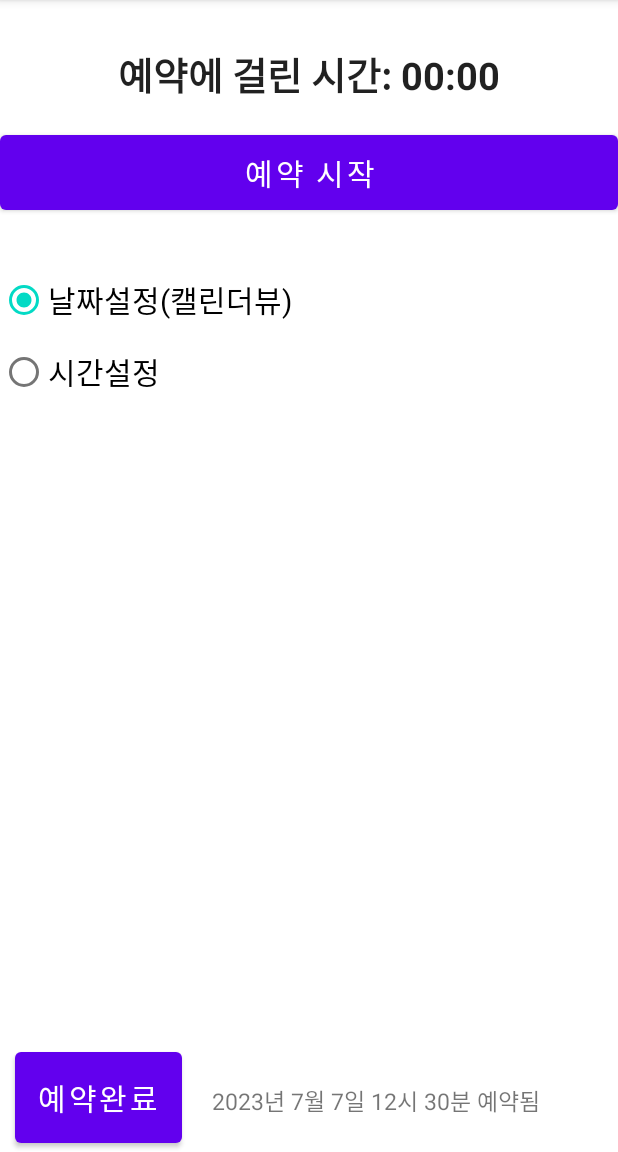
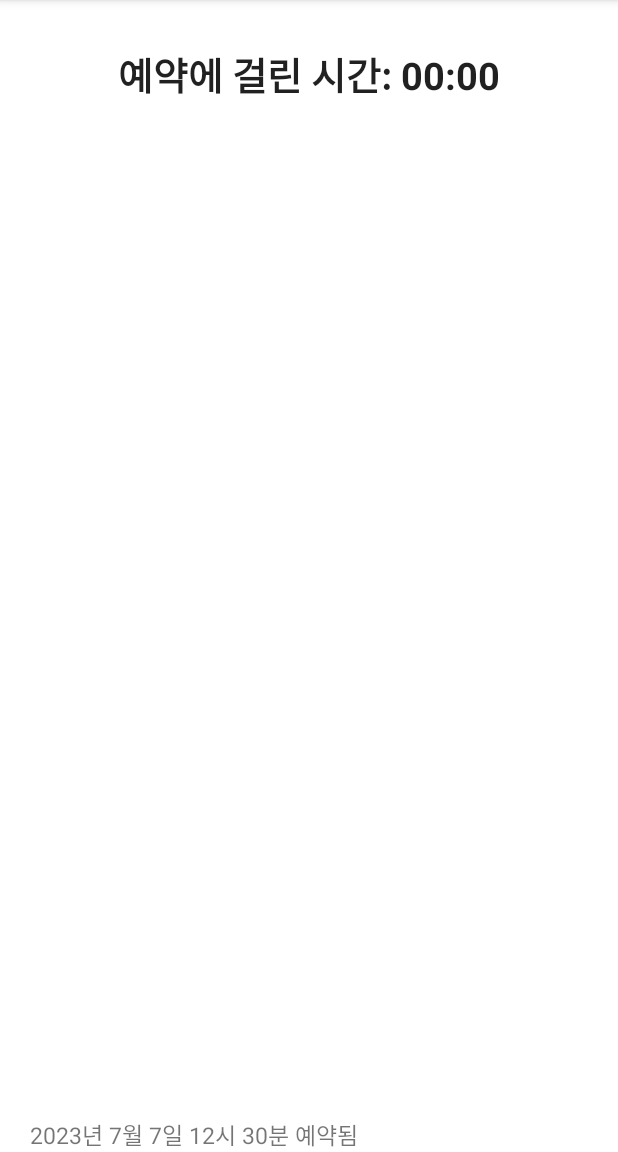
Before and after one commit to kjminn/Project6_1, an Android app: the screen it shows after launch (MainActivity), on a phone screen of 412 x 824 dp, the part 84-1236 px from its top. Run offline under Robolectric (Android 15) with nearby library versions, the phone set to English and light mode, and no system bars.

Commit message:
직접풀어보기 6-1완성

```diff
--- a/app/build.gradle
+++ b/app/build.gradle
@@ -9,7 +9,7 @@ android {
 
     defaultConfig {
         applicationId "kr.hs.emirim.kjminn.project6_1"
-        minSdk 24
+        minSdk 26
         targetSdk 33
         versionCode 1
         versionName "1.0"
--- a/app/src/main/java/kr/hs/emirim/kjminn/project6_1/MainActivity.kt
+++ b/app/src/main/java/kr/hs/emirim/kjminn/project6_1/MainActivity.kt
@@ -8,6 +8,7 @@ import android.view.View
 import android.widget.Button
 import android.widget.CalendarView
 import android.widget.Chronometer
+import android.widget.DatePicker
 import android.widget.RadioButton
 import android.widget.RadioGroup
 import android.widget.TextView
@@ -15,12 +16,10 @@ import android.widget.TimePicker
 
 class MainActivity : AppCompatActivity() {
     lateinit var chrono1 : Chronometer
-    lateinit var btnStart : Button
-    lateinit var btnDone : Button
     lateinit var rg : RadioGroup
     lateinit var radioCal:RadioButton
     lateinit var radioTime:RadioButton
-    lateinit var calendar : CalendarView
+    lateinit var calendar : DatePicker
     lateinit var timePick : TimePicker
     lateinit var textResult : TextView
     var selectedYear : Int = 0
@@ -32,8 +31,6 @@ class MainActivity : AppCompatActivity() {
         setContentView(R.layout.activity_main)
 
         chrono1 = findViewById(R.id.chrono1)
-        btnStart = findViewById(R.id.btnStart)
-        btnDone = findViewById(R.id.btnDone)
         rg = findViewById(R.id.rg)
         radioCal = findViewById(R.id.radioDate);
         radioTime = findViewById(R.id.radioTime);
@@ -41,6 +38,7 @@ class MainActivity : AppCompatActivity() {
         timePick = findViewById(R.id.timePick)
         textResult = findViewById(R.id.textResult)
 
+        rg.visibility = View.INVISIBLE
         timePick.visibility = View.INVISIBLE
         calendar.visibility = View.INVISIBLE
 
@@ -54,21 +52,26 @@ class MainActivity : AppCompatActivity() {
             calendar.visibility = View.INVISIBLE
         }
 
-        btnStart.setOnClickListener {
+        chrono1.setOnClickListener {
+            rg.visibility = View.VISIBLE
             chrono1.base = SystemClock.elapsedRealtime()
             chrono1.start()
             chrono1.setTextColor(Color.RED)
         }
 
-        btnDone.setOnClickListener {
+        textResult.setOnLongClickListener {
             chrono1.stop()
             chrono1.setTextColor(Color.BLUE)
             textResult.setText("" +selectedYear + "년 " + selectedMonth + "월 " + selectedDay + "일 ")
             textResult.append("" + timePick.currentHour + "시 " + timePick.currentMinute + "분 ")
             textResult.append("예약됨")
+            rg.visibility = View.INVISIBLE
+            timePick.visibility = View.INVISIBLE
+            calendar.visibility = View.INVISIBLE
+            true
         }
 
-        calendar.setOnDateChangeListener { calendarView, year, month, day ->
+        calendar.setOnDateChangedListener { datePicker, year, month, day ->
             selectedYear = year
             selectedMonth = month + 1
             selectedDay = day
--- a/app/src/main/res/layout/activity_main.xml
+++ b/app/src/main/res/layout/activity_main.xml
@@ -16,14 +16,6 @@
         android:textSize="25sp"
         android:textStyle="bold"
         android:gravity="center_horizontal"/>
-    <Button
-        android:id="@+id/btnStart"
-        android:layout_width="match_parent"
-        android:layout_height="wrap_content"
-        android:text="@string/btn_start"
-        android:textSize="20sp"
-        android:padding="10dp"
-        />
     <RadioGroup
         android:id="@+id/rg"
         android:layout_width="wrap_content"
@@ -48,8 +40,9 @@
         android:layout_width="match_parent"
         android:layout_height="wrap_content"
         android:layout_marginTop="50dp">
-        <CalendarView
+        <DatePicker
             android:id="@+id/calendar"
+            android:datePickerMode="spinner"
             android:layout_width="match_parent"
             android:layout_height="wrap_content"/>
         <TimePicker
@@ -64,14 +57,6 @@
         android:layout_height="match_parent"
         android:gravity="bottom"
         android:orientation="horizontal">
-        <Button
-            android:id="@+id/btnDone"
-            android:layout_width="wrap_content"
-            android:layout_height="wrap_content"
-            android:text="@string/btn_done"
-            android:layout_marginLeft="10dp"
-            android:textSize="20sp"
-            android:padding="15dp"/>
         <TextView
             android:id="@+id/textResult"
             android:layout_width="match_parent"
```
